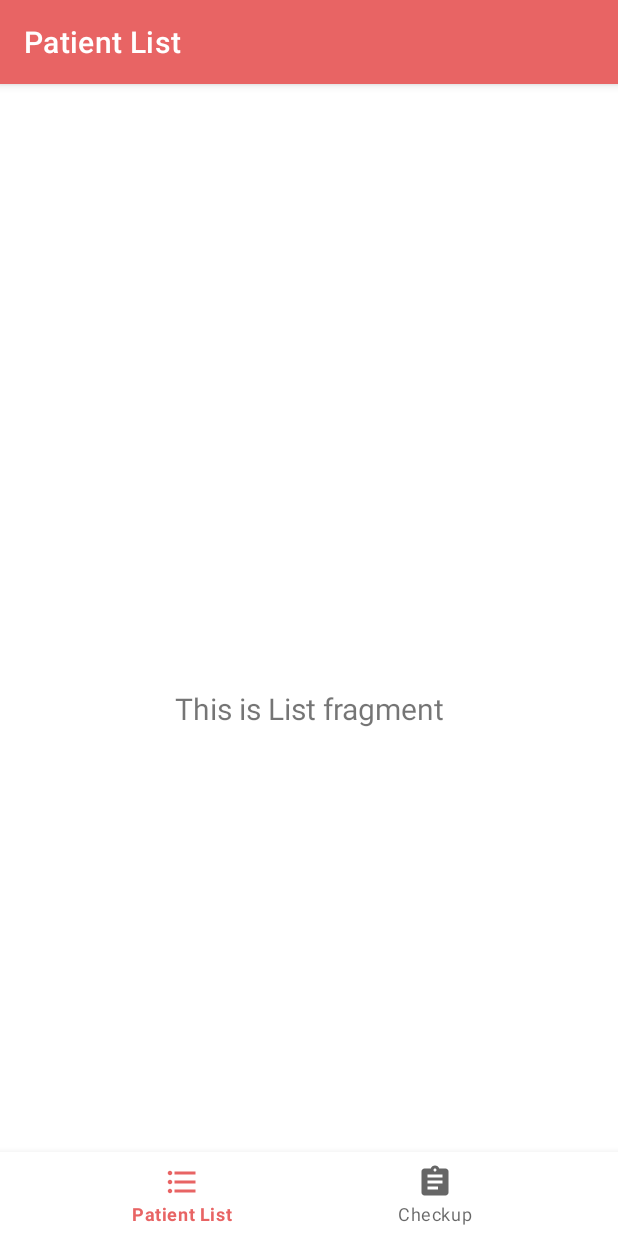
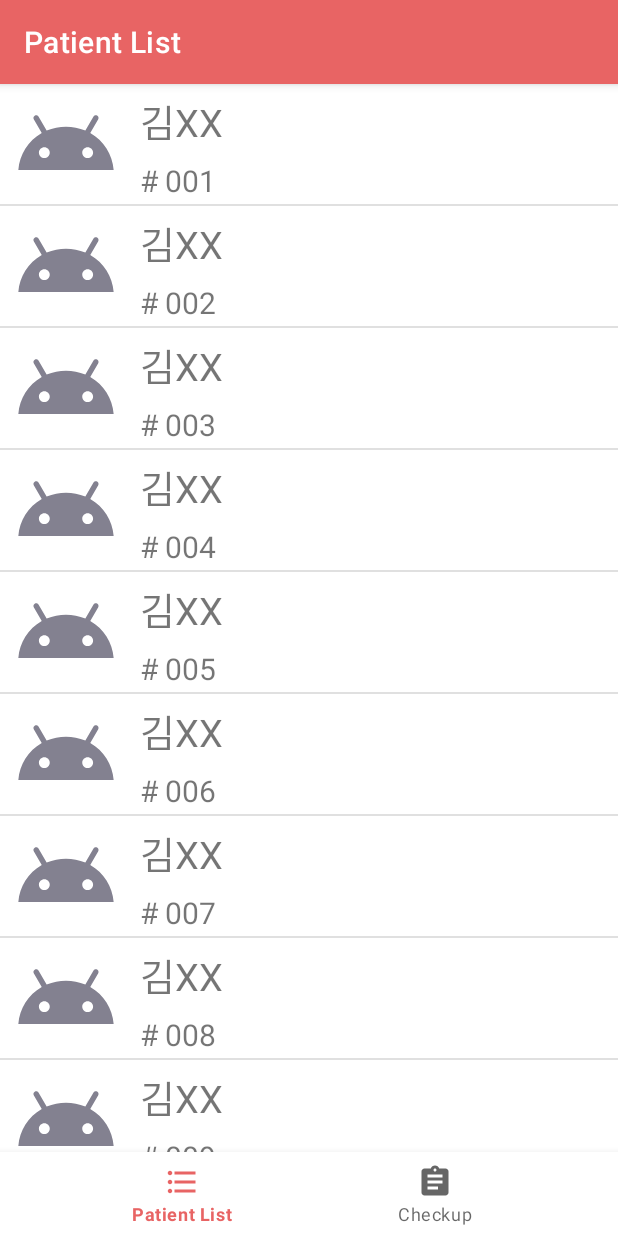
Before and after one commit to apolo0430/Talkdoc, an Android app: the screen it shows after launch (MainActivity), on a phone screen of 412 x 824 dp. Run offline under Robolectric (Android 15) with nearby library versions, the phone set to English and light mode, and no system bars; our stand-ins replace navigation-ui.

Commit message:
Patient List 추가

```diff
--- /dev/null
+++ b/app/src/main/java/com/example/talkdok/PatientInfo.java
@@ -0,0 +1,56 @@
+package com.example.talkdok;
+
+import android.os.Parcel;
+import android.os.Parcelable;
+
+public class PatientInfo implements Parcelable
+{
+    private String name;
+    private String number;
+    private int score;
+
+    public PatientInfo(String name, String number)
+    {
+        this.name = name;
+        this.number = number;
+    }
+
+    public String getName()
+    {
+        return name;
+    }
+
+    public String getNumber()
+    {
+        return number;
+    }
+
+    // Parcelable 구현
+    protected PatientInfo(Parcel in) {
+        name = in.readString();
+        number = in.readString();
+    }
+
+    @Override
+    public void writeToParcel(Parcel dest, int flags) {
+        dest.writeString(name);
+        dest.writeString(number);
+    }
+
+    @Override
+    public int describeContents() {
+        return 0;
+    }
+
+    public static final Creator<PatientInfo> CREATOR = new Creator<PatientInfo>() {
+        @Override
+        public PatientInfo createFromParcel(Parcel in) {
+            return new PatientInfo(in);
+        }
+
+        @Override
+        public PatientInfo[] newArray(int size) {
+            return new PatientInfo[size];
+        }
+    };
+}
--- a/app/src/main/java/com/example/talkdok/ui/list/ListFragment.java
+++ b/app/src/main/java/com/example/talkdok/ui/list/ListFragment.java
@@ -1,32 +1,103 @@
 package com.example.talkdok.ui.list;
 
+import android.content.Context;
+import android.content.Intent;
 import android.os.Bundle;
 import android.view.LayoutInflater;
 import android.view.View;
 import android.view.ViewGroup;
+import android.widget.AdapterView;
+import android.widget.ArrayAdapter;
+import android.widget.ImageView;
+import android.widget.ListView;
 import android.widget.TextView;
 
 import androidx.annotation.NonNull;
+import androidx.annotation.Nullable;
 import androidx.fragment.app.Fragment;
 import androidx.lifecycle.ViewModelProvider;
 
+import com.example.talkdok.PatientInfo;
+import com.example.talkdok.R;
 import com.example.talkdok.databinding.FragmentListBinding;
+
+import java.util.ArrayList;
 
 public class ListFragment extends Fragment
 {
     private FragmentListBinding binding;
 
-    public View onCreateView(@NonNull LayoutInflater inflater, ViewGroup container, Bundle savedInstanceState)
+    public View onCreateView(@NonNull LayoutInflater inflater, @Nullable ViewGroup container, @Nullable Bundle savedInstanceState)
     {
-        ListViewModel homeViewModel = new ViewModelProvider(this).get(ListViewModel.class);
-
         binding = FragmentListBinding.inflate(inflater, container, false);
         View root = binding.getRoot();
 
-        final TextView textView = binding.textList;
-        homeViewModel.getText().observe(getViewLifecycleOwner(), textView::setText);
+        ListView listView = root.findViewById(R.id.listView);
+
+        ArrayList<PatientInfo> patientList = new ArrayList<PatientInfo>();
+        for (Integer i = 1; i <= 20; i++)
+        {
+            if (i < 10)
+                patientList.add(new PatientInfo("김XX", "00" + i.toString()));
+            else
+                patientList.add(new PatientInfo("김XX", "0" + i.toString()));
+        }
+
+        CustomAdapter listViewAdapter = new CustomAdapter(requireContext(), android.R.layout.simple_list_item_1, patientList);
+
+        listView.setAdapter(listViewAdapter);
+
+        /*listView.setOnItemClickListener(new AdapterView.OnItemClickListener()
+        {
+            @Override
+            public void onItemClick(AdapterView<?> parent, View view, int position, long id)
+            {
+                // 클릭된 항목의 데이터 가져오기
+                PatientInfo selectedPatient = (PatientInfo) parent.getItemAtPosition(position);
+
+                // 새로운 액티비티 시작
+                Intent intent = new Intent(requireActivity(), TranslationActivity.class);
+                // 선택된 항목의 데이터를 넘겨줄 수 있음
+                intent.putExtra("selectedPatient", selectedPatient);
+                startActivity(intent);
+            }
+        });*/
 
         return root;
+    }
+
+    private class CustomAdapter extends ArrayAdapter<PatientInfo>
+    {
+        private ArrayList<PatientInfo> items;
+
+        public CustomAdapter(Context context, int textViewResourceId, ArrayList<PatientInfo> objects) {
+            super(context, textViewResourceId, objects);
+            this.items = objects;
+        }
+
+        public View getView(int position, View convertView, ViewGroup parent) {
+            View v = convertView;
+
+            if (v == null) {
+                LayoutInflater vi = (LayoutInflater) getContext().getSystemService(Context.LAYOUT_INFLATER_SERVICE);
+                v = vi.inflate(R.layout.patient_list, null);
+            }
+
+            // ImageView 인스턴스
+            ImageView imageView = (ImageView) v.findViewById(R.id.patient_image);
+
+            // 리스트뷰의 아이템에 이미지를 변경한다.
+            imageView.setImageResource(R.drawable.ic_android_black);
+            imageView.setColorFilter(R.color.purple_200);
+
+            TextView nameText = (TextView) v.findViewById(R.id.patient_name);
+            nameText.setText(items.get(position).getName());
+
+            TextView numText = (TextView) v.findViewById(R.id.patient_number);
+            numText.setText("# " + items.get(position).getNumber());
+
+            return v;
+        }
     }
 
     @Override
--- a/app/src/main/java/com/example/talkdok/ui/list/ListViewModel.java
+++ /dev/null
@@ -1,21 +0,0 @@
-package com.example.talkdok.ui.list;
-
-import androidx.lifecycle.LiveData;
-import androidx.lifecycle.MutableLiveData;
-import androidx.lifecycle.ViewModel;
-
-public class ListViewModel extends ViewModel
-{
-    private final MutableLiveData<String> mText;
-
-    public ListViewModel()
-    {
-        mText = new MutableLiveData<>();
-        mText.setValue("This is List fragment");
-    }
-
-    public LiveData<String> getText()
-    {
-        return mText;
-    }
-}
--- /dev/null
+++ b/app/src/main/res/drawable/ic_android_black.xml
@@ -0,0 +1,5 @@
+<vector xmlns:android="http://schemas.android.com/apk/res/android" android:height="24dp" android:tint="#000000" android:viewportHeight="24" android:viewportWidth="24" android:width="24dp">
+
+    <path android:fillColor="@android:color/white" android:pathData="M17.6,9.48l1.84,-3.18c0.16,-0.31 0.04,-0.69 -0.26,-0.85c-0.29,-0.15 -0.65,-0.06 -0.83,0.22l-1.88,3.24c-2.86,-1.21 -6.08,-1.21 -8.94,0L5.65,5.67c-0.19,-0.29 -0.58,-0.38 -0.87,-0.2C4.5,5.65 4.41,6.01 4.56,6.3L6.4,9.48C3.3,11.25 1.28,14.44 1,18h22C22.72,14.44 20.7,11.25 17.6,9.48zM7,15.25c-0.69,0 -1.25,-0.56 -1.25,-1.25c0,-0.69 0.56,-1.25 1.25,-1.25S8.25,13.31 8.25,14C8.25,14.69 7.69,15.25 7,15.25zM17,15.25c-0.69,0 -1.25,-0.56 -1.25,-1.25c0,-0.69 0.56,-1.25 1.25,-1.25s1.25,0.56 1.25,1.25C18.25,14.69 17.69,15.25 17,15.25z"/>
+
+</vector>
--- a/app/src/main/res/layout/activity_main.xml
+++ b/app/src/main/res/layout/activity_main.xml
@@ -3,8 +3,7 @@
     xmlns:app="http://schemas.android.com/apk/res-auto"
     android:id="@+id/container"
     android:layout_width="match_parent"
-    android:layout_height="match_parent"
-    android:paddingTop="?attr/actionBarSize">
+    android:layout_height="match_parent">
 
     <com.google.android.material.bottomnavigation.BottomNavigationView
         android:id="@+id/nav_view"
--- a/app/src/main/res/layout/fragment_list.xml
+++ b/app/src/main/res/layout/fragment_list.xml
@@ -6,7 +6,21 @@
     android:layout_height="match_parent"
     tools:context=".ui.list.ListFragment">
 
-    <TextView
+    <ScrollView
+        android:id="@+id/scrollView"
+        android:layout_width="match_parent"
+        android:layout_height="match_parent"
+        android:fillViewport="true"
+        android:scrollbars="none" >
+
+        <ListView
+            android:id="@+id/listView"
+            android:layout_width="match_parent"
+            android:layout_height="match_parent" >
+        </ListView>
+    </ScrollView>
+
+    <!-- <TextView
         android:id="@+id/text_list"
         android:layout_width="match_parent"
         android:layout_height="wrap_content"
@@ -18,5 +32,5 @@
         app:layout_constraintBottom_toBottomOf="parent"
         app:layout_constraintEnd_toEndOf="parent"
         app:layout_constraintStart_toStartOf="parent"
-        app:layout_constraintTop_toTopOf="parent" />
+        app:layout_constraintTop_toTopOf="parent" /> -->
 </androidx.constraintlayout.widget.ConstraintLayout>
--- /dev/null
+++ b/app/src/main/res/layout/patient_list.xml
@@ -0,0 +1,48 @@
+<?xml version="1.0" encoding="utf-8"?>
+<LinearLayout xmlns:android="http://schemas.android.com/apk/res/android"
+    android:layout_width="match_parent"
+    android:layout_height="wrap_content"
+    android:orientation="horizontal"
+    android:gravity="center_vertical">
+
+    <ImageView
+        android:id="@+id/patient_image"
+        android:layout_width="77dp"
+        android:layout_height="match_parent"
+        android:layout_margin="5dp"
+        android:src="@drawable/ic_launcher_background" />
+
+    <LinearLayout
+        android:layout_width="match_parent"
+        android:layout_height="80dp"
+        android:orientation="horizontal">
+
+        <LinearLayout
+            android:layout_width="match_parent"
+            android:layout_height="match_parent"
+            android:orientation="vertical"
+            android:weightSum="2" >
+
+            <TextView
+                android:id="@+id/patient_name"
+                android:layout_width="match_parent"
+                android:layout_height="0dp"
+                android:layout_weight="1.2"
+                android:layout_margin="5dp"
+                android:text="환자 이름"
+                android:gravity="center_vertical"
+                android:textSize="25dp" />
+
+            <TextView
+                android:id="@+id/patient_number"
+                android:layout_width="match_parent"
+                android:layout_height="0dp"
+                android:layout_weight="0.8"
+                android:layout_margin="5dp"
+                android:text="환자 번호"
+                android:gravity="center_vertical"
+                android:textSize="20dp" />
+        </LinearLayout>
+    </LinearLayout>
+
+</LinearLayout>
```
